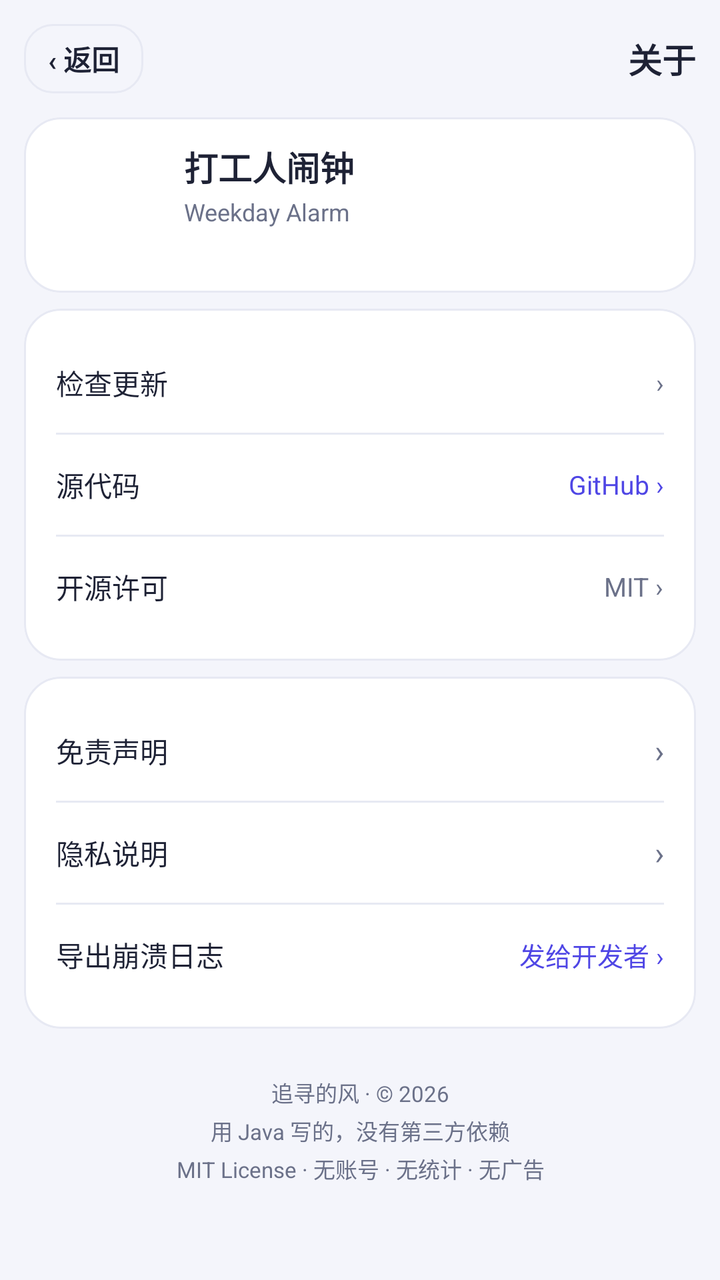
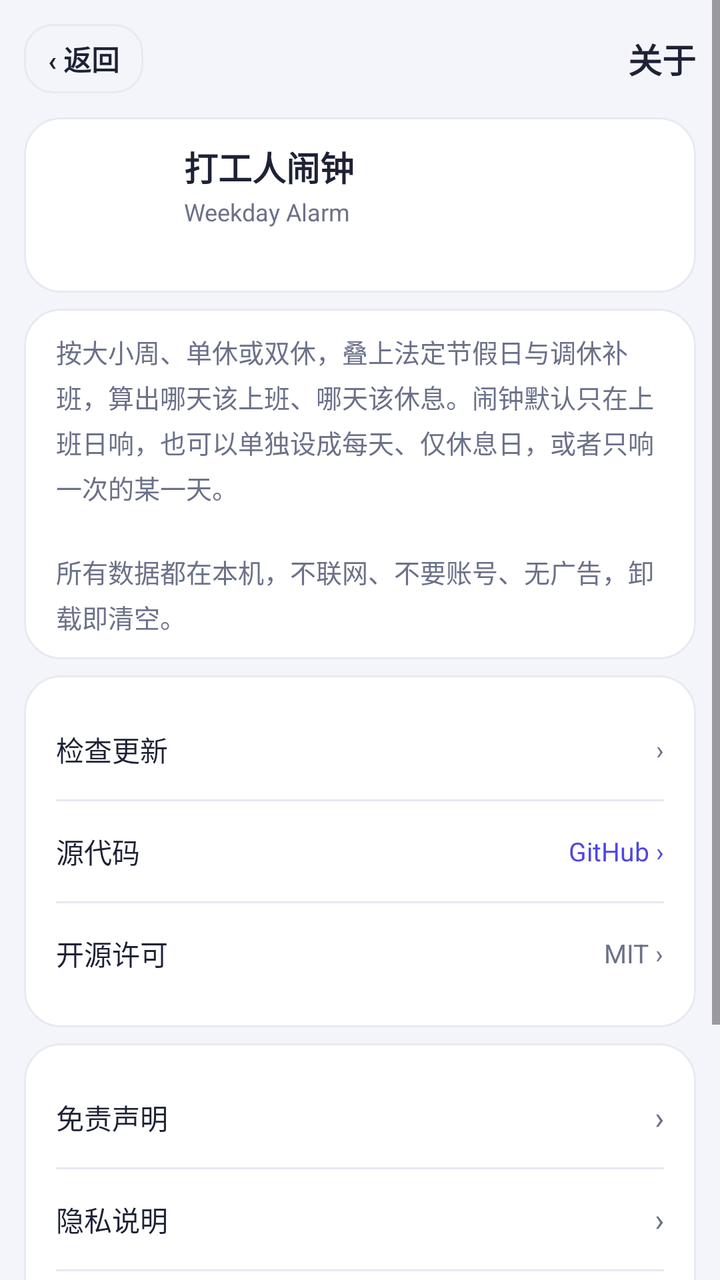

Before-and-after screenshots of an Android layout around one commit, followed by the original layout XML and the change that was made.
<!-- AndroidManifest.xml: application theme Theme.WeekdayAlarm -->
<!-- res/layout/activity_about.xml -->
<?xml version="1.0" encoding="utf-8"?>
<ScrollView xmlns:android="http://schemas.android.com/apk/res/android"
    android:layout_width="match_parent"
    android:layout_height="match_parent"
    android:background="@color/bg"
    android:fitsSystemWindows="true">

    <LinearLayout
        android:layout_width="match_parent"
        android:layout_height="wrap_content"
        android:orientation="vertical"
        android:paddingStart="@dimen/space_12"
        android:paddingTop="@dimen/space_12"
        android:paddingEnd="@dimen/space_12"
        android:paddingBottom="@dimen/space_24">

        
        <LinearLayout
            android:layout_width="match_parent"
            android:layout_height="wrap_content"
            android:layout_marginBottom="@dimen/space_12"
            android:gravity="center_vertical"
            android:orientation="horizontal">

            <TextView
                android:id="@+id/btn_back"
                android:layout_width="wrap_content"
                android:layout_height="wrap_content"
                android:background="@drawable/bg_time_outline"
                android:clickable="true"
                android:focusable="true"
                android:paddingStart="@dimen/space_12"
                android:paddingTop="7dp"
                android:paddingEnd="@dimen/space_12"
                android:paddingBottom="7dp"
                android:text="‹ 返回"
                android:textColor="@color/ink"
                android:textSize="14sp"
                android:textStyle="bold" />

            <TextView
                android:layout_width="0dp"
                android:layout_height="wrap_content"
                android:layout_weight="1"
                android:gravity="end"
                android:text="@string/about_title"
                android:textColor="@color/ink"
                android:textSize="17sp"
                android:textStyle="bold" />
        </LinearLayout>

        
        <LinearLayout
            style="@style/HelpCard"
            android:clipToOutline="true"
            android:gravity="center_vertical"
            android:orientation="horizontal">

            <ImageView
                android:layout_width="52dp"
                android:layout_height="52dp"
                android:contentDescription="@string/about_app_name"
                android:src="@mipmap/ic_launcher" />

            <LinearLayout
                android:layout_width="0dp"
                android:layout_height="wrap_content"
                android:layout_weight="1"
                android:layout_marginStart="@dimen/space_12"
                android:orientation="vertical">

                <TextView
                    android:layout_width="wrap_content"
                    android:layout_height="wrap_content"
                    android:text="@string/about_app_name"
                    android:textColor="@color/ink"
                    android:textSize="17sp"
                    android:textStyle="bold" />

                <TextView
                    android:layout_width="wrap_content"
                    android:layout_height="wrap_content"
                    android:layout_marginTop="@dimen/space_2"
                    android:text="@string/about_app_name_en"
                    android:textColor="@color/sub"
                    android:textSize="12sp" />

                <TextView
                    android:id="@+id/tv_version"
                    android:layout_width="wrap_content"
                    android:layout_height="wrap_content"
                    android:layout_marginTop="@dimen/space_4"
                    android:textColor="@color/sub"
                    android:textSize="12sp" />
            </LinearLayout>
        </LinearLayout>

        
        <LinearLayout
            style="@style/HelpCard"
            android:clipToOutline="true"
            android:orientation="vertical">

            
            <LinearLayout
                android:id="@+id/row_check_update"
                android:layout_width="match_parent"
                android:layout_height="wrap_content"
                android:background="?attr/selectableItemBackground"
                android:clickable="true"
                android:focusable="true"
                android:gravity="center_vertical"
                android:minHeight="50dp"
                android:orientation="horizontal">

                <TextView
                    style="@style/HelpItem"
                    android:layout_width="0dp"
                    android:layout_height="wrap_content"
                    android:layout_weight="1"
                    android:text="@string/about_check_update" />

                <TextView
                    android:id="@+id/tv_check_update_value"
                    android:layout_width="wrap_content"
                    android:layout_height="wrap_content"
                    android:text="@string/about_check_update_value"
                    android:textColor="@color/sub"
                    android:textSize="13sp" />
            </LinearLayout>

            <View
                android:layout_width="match_parent"
                android:layout_height="1dp"
                android:background="@color/line" />

            <LinearLayout
                android:id="@+id/row_source"
                android:layout_width="match_parent"
                android:layout_height="wrap_content"
                android:background="?attr/selectableItemBackground"
                android:clickable="true"
                android:focusable="true"
                android:gravity="center_vertical"
                android:minHeight="50dp"
                android:orientation="horizontal">

                <TextView
                    style="@style/HelpItem"
                    android:layout_width="0dp"
                    android:layout_height="wrap_content"
                    android:layout_weight="1"
                    android:text="@string/about_source" />

                <TextView
                    android:layout_width="wrap_content"
                    android:layout_height="wrap_content"
                    android:text="@string/about_source_value"
                    android:textColor="@color/indigo"
                    android:textSize="13sp" />
            </LinearLayout>

            <View
                android:layout_width="match_parent"
                android:layout_height="1dp"
                android:background="@color/line" />

            <LinearLayout
                android:id="@+id/row_license"
                android:layout_width="match_parent"
                android:layout_height="wrap_content"
                android:background="?attr/selectableItemBackground"
                android:clickable="true"
                android:focusable="true"
                android:gravity="center_vertical"
                android:minHeight="50dp"
                android:orientation="horizontal">

                <TextView
                    style="@style/HelpItem"
                    android:layout_width="0dp"
                    android:layout_height="wrap_content"
                    android:layout_weight="1"
                    android:text="@string/about_license" />

                <TextView
                    android:layout_width="wrap_content"
                    android:layout_height="wrap_content"
                    android:text="@string/about_license_value"
                    android:textColor="@color/sub"
                    android:textSize="13sp" />
            </LinearLayout>
        </LinearLayout>

        
        <LinearLayout
            style="@style/HelpCard"
            android:clipToOutline="true"
            android:orientation="vertical">

            <LinearLayout
                android:id="@+id/row_disclaimer"
                android:layout_width="match_parent"
                android:layout_height="wrap_content"
                android:background="?attr/selectableItemBackground"
                android:clickable="true"
                android:focusable="true"
                android:gravity="center_vertical"
                android:minHeight="50dp"
                android:orientation="horizontal">

                <TextView
                    style="@style/HelpItem"
                    android:layout_width="0dp"
                    android:layout_height="wrap_content"
                    android:layout_weight="1"
                    android:text="@string/about_disclaimer" />

                <TextView
                    android:layout_width="wrap_content"
                    android:layout_height="wrap_content"
                    android:text="›"
                    android:textColor="@color/sub"
                    android:textSize="16sp" />
            </LinearLayout>

            <View
                android:layout_width="match_parent"
                android:layout_height="1dp"
                android:background="@color/line" />

            <LinearLayout
                android:id="@+id/row_privacy"
                android:layout_width="match_parent"
                android:layout_height="wrap_content"
                android:background="?attr/selectableItemBackground"
                android:clickable="true"
                android:focusable="true"
                android:gravity="center_vertical"
                android:minHeight="50dp"
                android:orientation="horizontal">

                <TextView
                    style="@style/HelpItem"
                    android:layout_width="0dp"
                    android:layout_height="wrap_content"
                    android:layout_weight="1"
                    android:text="@string/about_privacy" />

                <TextView
                    android:layout_width="wrap_content"
                    android:layout_height="wrap_content"
                    android:text="›"
                    android:textColor="@color/sub"
                    android:textSize="16sp" />
            </LinearLayout>

            <View
                android:layout_width="match_parent"
                android:layout_height="1dp"
                android:background="@color/line" />

            <LinearLayout
                android:id="@+id/row_export_crash"
                android:layout_width="match_parent"
                android:layout_height="wrap_content"
                android:background="?attr/selectableItemBackground"
                android:clickable="true"
                android:focusable="true"
                android:gravity="center_vertical"
                android:minHeight="50dp"
                android:orientation="horizontal">

                <TextView
                    style="@style/HelpItem"
                    android:layout_width="0dp"
                    android:layout_height="wrap_content"
                    android:layout_weight="1"
                    android:text="@string/about_export_crash" />

                <TextView
                    android:layout_width="wrap_content"
                    android:layout_height="wrap_content"
                    android:text="@string/about_export_crash_value"
                    android:textColor="@color/indigo"
                    android:textSize="13sp" />
            </LinearLayout>
        </LinearLayout>

        <TextView
            android:layout_width="match_parent"
            android:layout_height="wrap_content"
            android:layout_marginTop="@dimen/space_16"
            android:gravity="center"
            android:lineSpacingExtra="3dp"
            android:text="@string/about_footer"
            android:textColor="@color/sub"
            android:textSize="11sp" />
    </LinearLayout>
</ScrollView>
<!-- resources referenced by this layout -->
<resources>
  <color name="bg">#F4F5FB</color>
  <color name="indigo">#4F46E5</color>
  <color name="ink">#1E2235</color>
  <color name="line">#E7E9F3</color>
  <color name="sub">#6B7189</color>
  <dimen name="space_12">12dp</dimen>
  <dimen name="space_16">16dp</dimen>
  <dimen name="space_2">2dp</dimen>
  <dimen name="space_24">24dp</dimen>
  <dimen name="space_4">4dp</dimen>
  <!-- drawable bg_time_outline (drawable) -->
  <?xml version="1.0" encoding="utf-8"?>
  <ripple xmlns:android="http://schemas.android.com/apk/res/android"
      android:color="#1F4F46E5">
      <item>
          <shape android:shape="rectangle">
              <solid android:color="@color/bg" />
              <corners android:radius="@dimen/radius_row" />
              <stroke android:width="1dp" android:color="@color/line" />
          </shape>
      </item>
  </ripple>
  <!-- mipmap ic_launcher (mipmap-anydpi) -->
  <?xml version="1.0" encoding="utf-8"?>
  <layer-list xmlns:android="http://schemas.android.com/apk/res/android">
      <item android:drawable="@color/ic_launcher_bg" />
      <item>
          <inset
              android:drawable="@drawable/ic_launcher_foreground"
              android:insetLeft="16%"
              android:insetTop="16%"
              android:insetRight="16%"
              android:insetBottom="16%" />
      </item>
  </layer-list>
  <string name="about_app_name">打工人闹钟</string>
  <string name="about_app_name_en">Weekday Alarm</string>
  <string name="about_check_update">检查更新</string>
  <string name="about_check_update_value">›</string>
  <string name="about_disclaimer">免责声明</string>
  <string name="about_export_crash">导出崩溃日志</string>
  <string name="about_export_crash_value">发给开发者 ›</string>
  <string name="about_footer">追寻的风 · © 2026\n用 Java 写的，没有第三方依赖\nMIT License · 无账号 · 无统计 · 无广告</string>
  <string name="about_license">开源许可</string>
  <string name="about_license_value">MIT ›</string>
  <string name="about_privacy">隐私说明</string>
  <string name="about_source">源代码</string>
  <string name="about_source_value">GitHub ›</string>
  <string name="about_title">关于</string>
  <style name="HelpCard">
          <item name="android:layout_width">match_parent</item>
          <item name="android:layout_height">wrap_content</item>
          <item name="android:layout_marginBottom">@dimen/space_8</item>
          <item name="android:background">@drawable/bg_card</item>
          <item name="android:paddingStart">@dimen/space_16</item>
          <item name="android:paddingTop">@dimen/space_12</item>
          <item name="android:paddingEnd">@dimen/space_16</item>
          <item name="android:paddingBottom">@dimen/space_12</item>
      </style>
  <style name="HelpItem">
          <item name="android:textColor">@color/ink</item>
          <item name="android:textSize">14sp</item>
          <item name="android:lineSpacingMultiplier">1.35</item>
      </style>
  <style name="Theme.WeekdayAlarm" parent="Theme.Material3.DayNight.NoActionBar">
          <item name="colorPrimary">@color/indigo</item>
          <item name="colorPrimaryVariant">@color/indigo_dark</item>
          <item name="colorOnPrimary">@color/white</item>
          <item name="android:statusBarColor">@color/bg</item>
          <item name="android:windowLightStatusBar">true</item>
      </style>
  <dimen name="radius_row">14dp</dimen>
  <color name="ic_launcher_bg">#4F46E5</color>
  <dimen name="space_8">8dp</dimen>
  <!-- drawable bg_card (drawable) -->
  <?xml version="1.0" encoding="utf-8"?>
  <shape xmlns:android="http://schemas.android.com/apk/res/android"
      android:shape="rectangle">
      <solid android:color="@color/card" />
      <corners android:radius="@dimen/radius_card" />
      <stroke android:width="1dp" android:color="@color/line" />
  </shape>
  <color name="indigo_dark">#4338CA</color>
  <color name="white">#FFFFFFFF</color>
  <color name="card">#FFFFFF</color>
  <dimen name="radius_card">18dp</dimen>
  <!-- unchanged entries left out for length: 1 -->
</resources>

<!-- the commit's change to res/layout/activity_about.xml (unified diff, before → after) -->
@@ -93,6 +93,21 @@
                     android:textColor="@color/sub"
                     android:textSize="12sp" />
             </LinearLayout>
+        </LinearLayout>
+
+        
+        <LinearLayout
+            style="@style/HelpCard"
+            android:clipToOutline="true"
+            android:orientation="vertical">
+
+            <TextView
+                android:layout_width="match_parent"
+                android:layout_height="wrap_content"
+                android:lineSpacingExtra="4dp"
+                android:text="@string/about_intro"
+                android:textColor="@color/sub"
+                android:textSize="13sp" />
         </LinearLayout>
 
         
<!-- resource entries referenced after the edit -->
@@ -43,6 +43,7 @@
   <string name="about_export_crash">导出崩溃日志</string>
   <string name="about_export_crash_value">发给开发者 ›</string>
   <string name="about_footer">追寻的风 · © 2026\n用 Java 写的，没有第三方依赖\nMIT License · 无账号 · 无统计 · 无广告</string>
+  <string name="about_intro">按大小周、单休或双休，叠上法定节假日与调休补班，算出哪天该上班、哪天该休息。闹钟默认只在上班日响，也可以单独设成每天、仅休息日，或者只响一次的某一天。\n\n所有数据都在本机，不联网、不要账号、无广告，卸载即清空。</string>
   <string name="about_license">开源许可</string>
   <string name="about_license_value">MIT ›</string>
   <string name="about_privacy">隐私说明</string>
